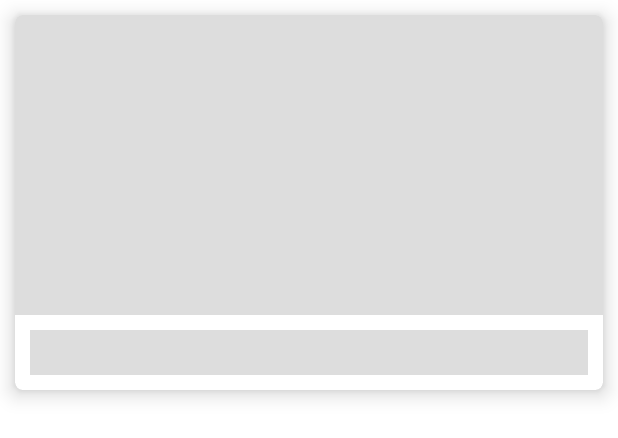
After one commit to JhayCodee/Hacky, an Android app: the layout shimmer_curso_detalle.xml on its own in the app's theme, with its tools: preview values and no code run, on a phone screen of 412 x 824 dp. The commit adds this screen. Shown: the top 438 px of the screen. Run offline under Robolectric (Android 15) with nearby library versions, the phone set to English and light mode, and no system bars.

Commit message:
Pantalla sobre los detalles de cada recycler terminada.

```diff
--- a/app/build.gradle
+++ b/app/build.gradle
@@ -63,5 +63,5 @@ dependencies {
     implementation 'com.github.bumptech.glide:glide:4.13.0'
     annotationProcessor 'com.github.bumptech.glide:compiler:4.13.0'
 
-
+    implementation 'com.facebook.shimmer:shimmer:0.5.0'
 }
--- a/app/src/main/java/com/hawk/hacky/view/MainActivity.kt
+++ b/app/src/main/java/com/hawk/hacky/view/MainActivity.kt
@@ -32,7 +32,7 @@ class MainActivity : AppCompatActivity() {
         val navHostFragment = supportFragmentManager.findFragmentById(R.id.fragmentContainerView) as NavHostFragment
         navController = navHostFragment.navController
         val bottomNavigationView = binding.bottomNavigationView
-         setupWithNavController(bottomNavigationView, navController)
+        setupWithNavController(bottomNavigationView, navController)
 
 
 
--- a/app/src/main/res/drawable/border.xml
+++ b/app/src/main/res/drawable/border.xml
@@ -3,7 +3,7 @@
 
     <item>
         <shape android:shape="rectangle" >
-            <solid android:color="#55111111" />
+            <solid android:color="@color/negro" />
 
             <padding
                 android:bottom="2dp"
--- a/app/src/main/res/layout/fragment_home.xml
+++ b/app/src/main/res/layout/fragment_home.xml
@@ -7,6 +7,7 @@
     tools:context=".view.HomeFragment"
     android:orientation="vertical"
     android:background="@color/celesteClaro">
+
 
     <androidx.constraintlayout.widget.ConstraintLayout
         android:id="@+id/constraintLayout"
--- /dev/null
+++ b/app/src/main/res/layout/shimmer_curso_detalle.xml
@@ -0,0 +1,62 @@
+<?xml version="1.0" encoding="utf-8"?>
+
+<androidx.cardview.widget.CardView xmlns:tools="http://schemas.android.com/tools"
+    android:layout_width="match_parent"
+    android:layout_height="wrap_content"
+    xmlns:app="http://schemas.android.com/apk/res-auto"
+    android:id="@+id/imagePost"
+    app:cardBackgroundColor="@color/white"
+    app:cardCornerRadius="5dp"
+    app:cardElevation="8dp"
+    android:layout_margin="10dp"
+    xmlns:android="http://schemas.android.com/apk/res/android">
+
+    <LinearLayout
+        android:layout_width="match_parent"
+        android:layout_height="match_parent"
+        android:orientation="vertical">
+
+        <ImageView
+            android:id="@+id/iv_photo"
+            android:layout_width="match_parent"
+            android:layout_height="200dp"
+            android:background="@color/gris"
+            android:scaleType="fitXY"
+            />
+
+        <androidx.constraintlayout.widget.ConstraintLayout
+            android:layout_width="match_parent"
+            android:layout_height="match_parent"
+
+            android:orientation="horizontal"
+
+            >
+
+            <View
+                android:id="@+id/txtCurso"
+                android:layout_width="match_parent"
+                android:layout_height="30dp"
+                android:layout_margin="10dp"
+                android:background="@color/gris"
+                android:textAlignment="center"
+                android:fontFamily="@font/montserrat_bold"
+                android:text="Curso"
+                android:textColor="@color/negro"
+                android:textSize="20sp"
+                app:layout_constraintBottom_toBottomOf="parent"
+                app:layout_constraintStart_toStartOf="parent"
+                app:layout_constraintTop_toTopOf="parent"
+                app:layout_constraintVertical_bias="0.454" />
+
+
+
+        </androidx.constraintlayout.widget.ConstraintLayout>
+
+
+
+    </LinearLayout>
+
+
+
+
+</androidx.cardview.widget.CardView>
--- a/app/src/main/res/values/colors.xml
+++ b/app/src/main/res/values/colors.xml
@@ -13,5 +13,6 @@
     <color name="celeste">#9ec5de</color>
     <color name="celesteClaro">#f2f6fe</color>
     <color name="rojo">#bb182a</color>
+    <color name="gris">#dddddd</color>
 
 </resources>
```
Also changed, not shown: app/src/main/AndroidManifest.xml (+6 -3 lines), app/src/main/java/com/hawk/hacky/adapter/CanalesViewHolder.kt (+13 -0 lines), app/src/main/java/com/hawk/hacky/adapter/CursoDetalleViewHolder.kt (+13 -0 lines), app/src/main/java/com/hawk/hacky/adapter/CursosViewHolder.kt (+13 -0 lines), app/src/main/java/com/hawk/hacky/view/DetalleActivity.kt (added, +40 -0 lines), app/src/main/res/layout/activity_detalle.xml (added, +70 -0 lines), app/src/main/res/layout/shimmer_canales.xml (added, +43 -0 lines), app/src/main/res/layout/shimmer_cursos.xml (added, +48 -0 lines).
